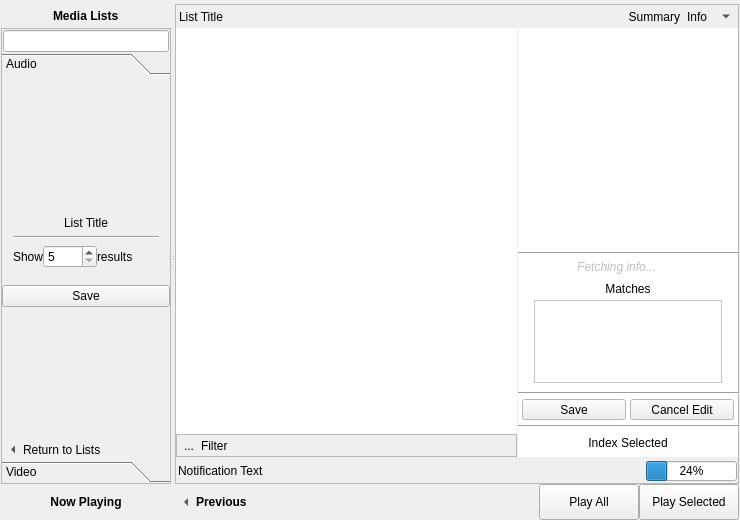
Before: the Qt Designer form src/mainwindow.ui in KDE/bangarang, drawn with Qt 5.
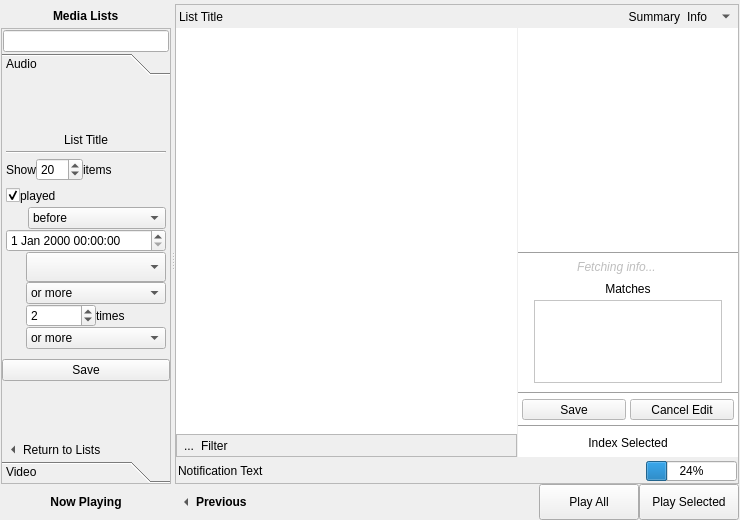
After: the same form once the commit is applied. The open tabs and pages were chosen to show the change. Icons and pictures are not drawn. Custom widgets are drawn as their Qt base class.

Commit message: Add ability for user to set time threshold for Recently Played, rating threshold of Highest Rated, and playcount threshold for Frequently Played.

What changed in the file:
```diff
--- a/src/mainwindow.ui
+++ b/src/mainwindow.ui
@@ -759,6 +759,12 @@
                        <item>
                         <widget class="QWidget" name="widget" native="true">
                          <layout class="QVBoxLayout" name="verticalLayout_52">
+                          <property name="spacing">
+                           <number>4</number>
+                          </property>
+                          <property name="margin">
+                           <number>4</number>
+                          </property>
                           <item>
                            <widget class="QLabel" name="aConfigureSemListTitle">
                             <property name="text">
@@ -786,33 +792,396 @@
                               <number>0</number>
                              </property>
                              <item>
-                              <widget class="QLabel" name="label_15">
-                               <property name="text">
-                                <string>Show</string>
-                               </property>
+                              <widget class="QWidget" name="widget_47" native="true">
+                               <layout class="QVBoxLayout" name="verticalLayout_69">
+                                <property name="spacing">
+                                 <number>0</number>
+                                </property>
+                                <property name="margin">
+                                 <number>0</number>
+                                </property>
+                               </layout>
                               </widget>
                              </item>
                              <item>
-                              <widget class="QSpinBox" name="semALimit">
-                               <property name="minimum">
-                                <number>5</number>
-                               </property>
-                               <property name="maximum">
-                                <number>1000</number>
-                               </property>
+                              <widget class="QWidget" name="widget_48" native="true">
+                               <layout class="QVBoxLayout" name="verticalLayout_70">
+                                <property name="spacing">
+                                 <number>0</number>
+                                </property>
+                                <property name="margin">
+                                 <number>0</number>
+                                </property>
+                                <item>
+                                 <widget class="QWidget" name="widget_49" native="true">
+                                  <layout class="QHBoxLayout" name="horizontalLayout_46">
+                                   <property name="spacing">
+                                    <number>0</number>
+                                   </property>
+                                   <property name="margin">
+                                    <number>0</number>
+                                   </property>
+                                   <item>
+                                    <widget class="QLabel" name="label_15">
+                                     <property name="text">
+                                      <string>Show</string>
+                                     </property>
+                                    </widget>
+                                   </item>
+                                   <item>
+                                    <widget class="QSpinBox" name="semALimit">
+                                     <property name="minimum">
+                                      <number>5</number>
+                                     </property>
+                                     <property name="maximum">
+                                      <number>500</number>
+                                     </property>
+                                     <property name="value">
+                                      <number>20</number>
+                                     </property>
+                                    </widget>
+                                   </item>
+                                   <item>
+                                    <widget class="QLabel" name="label_32">
+                                     <property name="sizePolicy">
+                                      <sizepolicy hsizetype="Expanding" vsizetype="Preferred">
+                                       <horstretch>0</horstretch>
+                                       <verstretch>0</verstretch>
+                                      </sizepolicy>
+                                     </property>
+                                     <property name="text">
+                                      <string>items</string>
+                                     </property>
+                                    </widget>
+                                   </item>
+                                  </layout>
+                                 </widget>
+                                </item>
+                               </layout>
                               </widget>
                              </item>
+                            </layout>
+                           </widget>
+                          </item>
+                          <item>
+                           <widget class="QWidget" name="widget_38" native="true">
+                            <layout class="QVBoxLayout" name="verticalLayout_71">
+                             <property name="spacing">
+                              <number>0</number>
+                             </property>
+                             <property name="margin">
+                              <number>0</number>
+                             </property>
                              <item>
-                              <widget class="QLabel" name="label_14">
-                               <property name="sizePolicy">
-                                <sizepolicy hsizetype="Expanding" vsizetype="Preferred">
-                                 <horstretch>0</horstretch>
-                                 <verstretch>0</verstretch>
-                                </sizepolicy>
-                               </property>
-                               <property name="text">
-                                <string>results</string>
-                               </property>
+                              <widget class="QWidget" name="widget_37" native="true">
+                               <layout class="QHBoxLayout" name="horizontalLayout_47">
+                                <property name="spacing">
+                                 <number>0</number>
+                                </property>
+                                <property name="margin">
+                                 <number>0</number>
+                                </property>
+                                <item>
+                                 <widget class="QCheckBox" name="semASelectMore">
+                                  <property name="text">
+                                   <string/>
+                                  </property>
+                                  <property name="checked">
+                                   <bool>true</bool>
+                                  </property>
+                                 </widget>
+                                </item>
+                                <item>
+                                 <widget class="QLabel" name="semAMoreVerb">
+                                  <property name="sizePolicy">
+                                   <sizepolicy hsizetype="Expanding" vsizetype="Preferred">
+                                    <horstretch>0</horstretch>
+                                    <verstretch>0</verstretch>
+                                   </sizepolicy>
+                                  </property>
+                                  <property name="minimumSize">
+                                   <size>
+                                    <width>0</width>
+                                    <height>22</height>
+                                   </size>
+                                  </property>
+                                  <property name="text">
+                                   <string>played</string>
+                                  </property>
+                                 </widget>
+                                </item>
+                               </layout>
+                              </widget>
+                             </item>
+                             <item>
+                              <widget class="QWidget" name="semATimeHolder" native="true">
+                               <layout class="QVBoxLayout" name="verticalLayout_11">
+                                <property name="spacing">
+                                 <number>0</number>
+                                </property>
+                                <property name="margin">
+                                 <number>0</number>
+                                </property>
+                                <item>
+                                 <widget class="QWidget" name="widget_36" native="true">
+                                  <layout class="QHBoxLayout" name="horizontalLayout_42">
+                                   <property name="spacing">
+                                    <number>2</number>
+                                   </property>
+                                   <property name="margin">
+                                    <number>0</number>
+                                   </property>
+                                   <item>
+                                    <widget class="QWidget" name="widget_46" native="true">
+                                     <layout class="QVBoxLayout" name="verticalLayout_68">
+                                      <property name="spacing">
+                                       <number>0</number>
+                                      </property>
+                                      <property name="margin">
+                                       <number>0</number>
+                                      </property>
+                                      <item>
+                                       <spacer name="verticalSpacer_21">
+                                        <property name="orientation">
+                                         <enum>Qt::Vertical</enum>
+                                        </property>
+                                        <property name="sizeHint" stdset="0">
+                                         <size>
+                                          <width>20</width>
+                                          <height>40</height>
+                                         </size>
+                                        </property>
+                                       </spacer>
+                                      </item>
+                                     </layout>
+                                    </widget>
+                                   </item>
+                                   <item>
+                                    <widget class="QWidget" name="widget_45" native="true">
+                                     <layout class="QVBoxLayout" name="verticalLayout_67">
+                                      <property name="spacing">
+                                       <number>0</number>
+                                      </property>
+                                      <property name="margin">
+                                       <number>0</number>
+                                      </property>
+                                      <item>
+                                       <widget class="QComboBox" name="semATimeComp">
+                                        <property name="sizePolicy">
+                                         <sizepolicy hsizetype="Expanding" vsizetype="Fixed">
+                                          <horstretch>0</horstretch>
+                                          <verstretch>0</verstretch>
+                                         </sizepolicy>
+                                        </property>
+                                        <item>
+                                         <property name="text">
+                                          <string>before</string>
+                                         </property>
+                                        </item>
+                                        <item>
+                                         <property name="text">
+                                          <string>after</string>
+                                         </property>
+                                        </item>
+                                       </widget>
+                                      </item>
+                                     </layout>
+                                    </widget>
+                                   </item>
+                                  </layout>
+                                 </widget>
+                                </item>
+                                <item>
+                                 <widget class="QDateTimeEdit" name="semATime"/>
+                                </item>
+                               </layout>
+                              </widget>
+                             </item>
+                             <item>
+                              <widget class="QWidget" name="semARatingHolder" native="true">
+                               <layout class="QHBoxLayout" name="horizontalLayout_44">
+                                <property name="spacing">
+                                 <number>0</number>
+                                </property>
+                                <property name="margin">
+                                 <number>0</number>
+                                </property>
+                                <item>
+                                 <widget class="QWidget" name="widget_40" native="true">
+                                  <layout class="QVBoxLayout" name="verticalLayout_61">
+                                   <property name="spacing">
+                                    <number>0</number>
+                                   </property>
+                                   <property name="margin">
+                                    <number>0</number>
+                                   </property>
+                                   <item>
+                                    <spacer name="verticalSpacer_15">
+                                     <property name="orientation">
+                                      <enum>Qt::Vertical</enum>
+                                     </property>
+                                     <property name="sizeHint" stdset="0">
+                                      <size>
+                                       <width>20</width>
+                                       <height>40</height>
+                                      </size>
+                                     </property>
+                                    </spacer>
+                                   </item>
+                                  </layout>
+                                 </widget>
+                                </item>
+                                <item>
+                                 <widget class="QWidget" name="widget_39" native="true">
+                                  <layout class="QVBoxLayout" name="verticalLayout_17">
+                                   <property name="spacing">
+                                    <number>0</number>
+                                   </property>
+                                   <property name="margin">
+                                    <number>0</number>
+                                   </property>
+                                   <item>
+                                    <widget class="SRatingCombo" name="semARating">
+                                     <property name="sizePolicy">
+                                      <sizepolicy hsizetype="Expanding" vsizetype="Fixed">
+                                       <horstretch>0</horstretch>
+                                       <verstretch>0</verstretch>
+                                      </sizepolicy>
+                                     </property>
+                                     <property name="minimumSize">
+                                      <size>
+                                       <width>0</width>
+                                       <height>30</height>
+                                      </size>
+                                     </property>
+                                    </widget>
+                                   </item>
+                                   <item>
+                                    <widget class="QComboBox" name="semARatingComp">
+                                     <item>
+                                      <property name="text">
+                                       <string>or more</string>
+                                      </property>
+                                     </item>
+                                     <item>
+                                      <property name="text">
+                                       <string>exactly</string>
+                                      </property>
+                                     </item>
+                                     <item>
+                                      <property name="text">
+                                       <string>or less</string>
+                                      </property>
+                                     </item>
+                                    </widget>
+                                   </item>
+                                  </layout>
+                                 </widget>
+                                </item>
+                               </layout>
+                              </widget>
+                             </item>
+                             <item>
+                              <widget class="QWidget" name="semAFreqHolder" native="true">
+                               <layout class="QHBoxLayout" name="horizontalLayout_43">
+                                <property name="spacing">
+                                 <number>0</number>
+                                </property>
+                                <property name="margin">
+                                 <number>0</number>
+                                </property>
+                                <item>
+                                 <widget class="QWidget" name="widget_42" native="true">
+                                  <layout class="QVBoxLayout" name="verticalLayout_65">
+                                   <property name="spacing">
+                                    <number>0</number>
+                                   </property>
+                                   <property name="margin">
+                                    <number>0</number>
+                                   </property>
+                                   <item>
+                                    <spacer name="verticalSpacer_20">
+                                     <property name="orientation">
+                                      <enum>Qt::Vertical</enum>
+                                     </property>
+                                     <property name="sizeHint" stdset="0">
+                                      <size>
+                                       <width>20</width>
+                                       <height>40</height>
+                                      </size>
+                                     </property>
+                                    </spacer>
+                                   </item>
+                                  </layout>
+                                 </widget>
+                                </item>
+                                <item>
+                                 <widget class="QWidget" name="widget_43" native="true">
+                                  <layout class="QVBoxLayout" name="verticalLayout_66">
+                                   <property name="spacing">
+                                    <number>0</number>
+                                   </property>
+                                   <property name="margin">
+                                    <number>0</number>
+                                   </property>
+                                   <item>
+                                    <widget class="QWidget" name="widget_44" native="true">
+                                     <layout class="QHBoxLayout" name="horizontalLayout_45">
+                                      <property name="spacing">
+                                       <number>0</number>
+                                      </property>
+                                      <property name="margin">
+                                       <number>0</number>
+                                      </property>
+                                      <item>
+                                       <widget class="QSpinBox" name="semAFreq">
+                                        <property name="minimum">
+                                         <number>0</number>
+                                        </property>
+                                        <property name="value">
+                                         <number>2</number>
+                                        </property>
+                                       </widget>
+                                      </item>
+                                      <item>
+                                       <widget class="QLabel" name="label_14">
+                                        <property name="text">
+                                         <string>times</string>
+                                        </property>
+                                       </widget>
+                                      </item>
+                                     </layout>
+                                    </widget>
+                                   </item>
+                                   <item>
+                                    <widget class="QComboBox" name="semAFreqComp">
+                                     <property name="sizePolicy">
+                                      <sizepolicy hsizetype="Expanding" vsizetype="Fixed">
+                                       <horstretch>0</horstretch>
+                                       <verstretch>0</verstretch>
+                                      </sizepolicy>
+                                     </property>
+                                     <item>
+                                      <property name="text">
+                                       <string>or more</string>
+                                      </property>
+                                     </item>
+                                     <item>
+                                      <property name="text">
+                                       <string>exactly</string>
+                                      </property>
+                                     </item>
+                                     <item>
+                                      <property name="text">
+                                       <string>or less</string>
+                                      </property>
+                                     </item>
+                                    </widget>
+                                   </item>
+                                  </layout>
+                                 </widget>
+                                </item>
+                               </layout>
                               </widget>
                              </item>
                             </layout>
@@ -8024,6 +8393,11 @@
    <extends>QTreeView</extends>
    <header>nowplayingview.h</header>
   </customwidget>
+  <customwidget>
+   <class>SRatingCombo</class>
+   <extends>QComboBox</extends>
+   <header>sensiblewidgets.h</header>
+  </customwidget>
  </customwidgets>
  <tabstops>
   <tabstop>collectionButton</tabstop>
```
Left out of the diff: 353 changed lines with no effect on the pictures. The commit also changes 14 other files.
